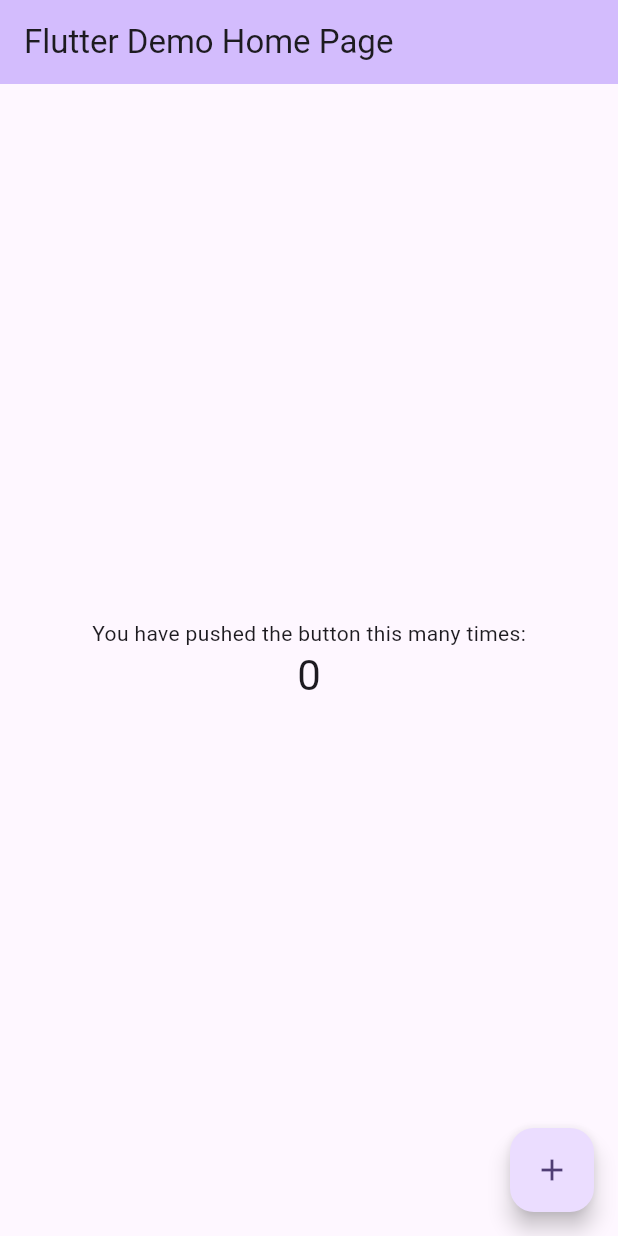
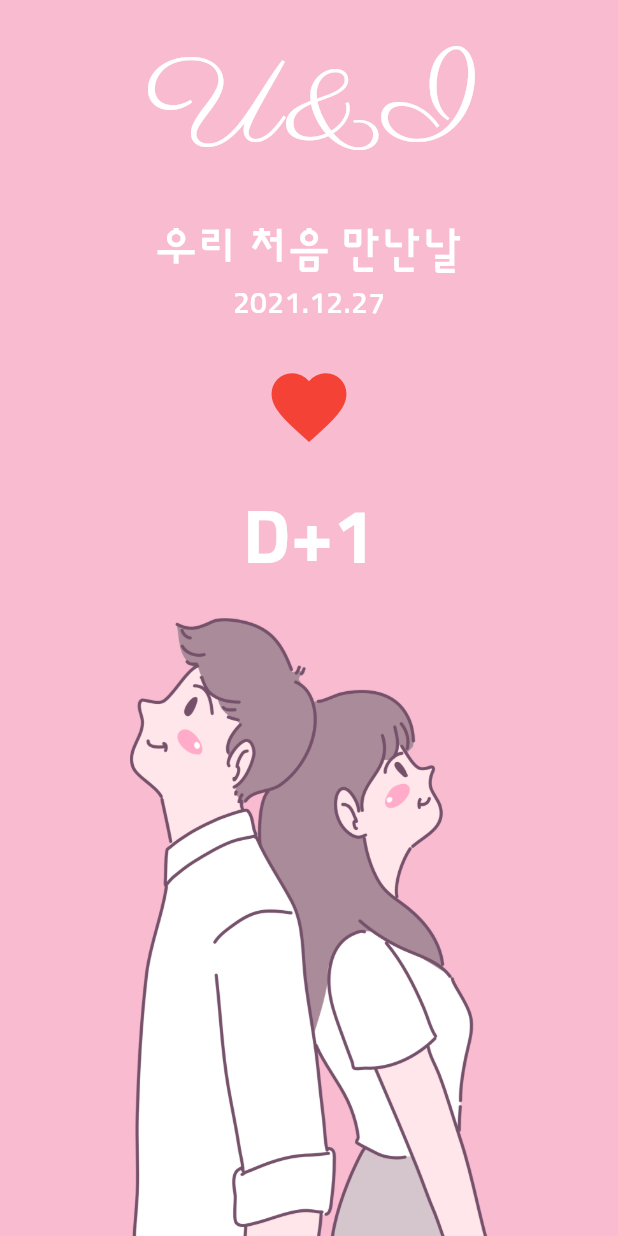
Before and after one commit to chwnnn/flutter-D-day-Calculator, a Flutter app: the screen it shows after launch, on a phone screen of 412 x 824 dp. Run offline on Flutter 3.47's test engine with Material 3 defaults, Android fonts, the phone set to English and light mode, and no system bars.

Commit message:
study day1

```diff
--- a/lib/main.dart
+++ b/lib/main.dart
@@ -1,125 +1,10 @@
 import 'package:flutter/material.dart';
+import 'package:flutter_d_day_calculator/screen/home_screen.dart';
 
 void main() {
-  runApp(const MyApp());
+  runApp(
+    MaterialApp(
+      home: HomeScreen(),
+    ),
+  );
 }
-
-class MyApp extends StatelessWidget {
-  const MyApp({super.key});
-
-  // This widget is the root of your application.
-  @override
-  Widget build(BuildContext context) {
-    return MaterialApp(
-      title: 'Flutter Demo',
-      theme: ThemeData(
-        // This is the theme of your application.
-        //
-        // TRY THIS: Try running your application with "flutter run". You'll see
-        // the application has a purple toolbar. Then, without quitting the app,
-        // try changing the seedColor in the colorScheme below to Colors.green
-        // and then invoke "hot reload" (save your changes or press the "hot
-        // reload" button in a Flutter-supported IDE, or press "r" if you used
-        // the command line to start the app).
-        //
-        // Notice that the counter didn't reset back to zero; the application
-        // state is not lost during the reload. To reset the state, use hot
-        // restart instead.
-        //
-        // This works for code too, not just values: Most code changes can be
-        // tested with just a hot reload.
-        colorScheme: ColorScheme.fromSeed(seedColor: Colors.deepPurple),
-        useMaterial3: true,
-      ),
-      home: const MyHomePage(title: 'Flutter Demo Home Page'),
-    );
-  }
-}
-
-class MyHomePage extends StatefulWidget {
-  const MyHomePage({super.key, required this.title});
-
-  // This widget is the home page of your application. It is stateful, meaning
-  // that it has a State object (defined below) that contains fields that affect
-  // how it looks.
-
-  // This class is the configuration for the state. It holds the values (in this
-  // case the title) provided by the parent (in this case the App widget) and
-  // used by the build method of the State. Fields in a Widget subclass are
-  // always marked "final".
-
-  final String title;
-
-  @override
-  State<MyHomePage> createState() => _MyHomePageState();
-}
-
-class _MyHomePageState extends State<MyHomePage> {
-  int _counter = 0;
-
-  void _incrementCounter() {
-    setState(() {
-      // This call to setState tells the Flutter framework that something has
-      // changed in this State, which causes it to rerun the build method below
-      // so that the display can reflect the updated values. If we changed
-      // _counter without calling setState(), then the build method would not be
-      // called again, and so nothing would appear to happen.
-      _counter++;
-    });
-  }
-
-  @override
-  Widget build(BuildContext context) {
-    // This method is rerun every time setState is called, for instance as done
-    // by the _incrementCounter method above.
-    //
-    // The Flutter framework has been optimized to make rerunning build methods
-    // fast, so that you can just rebuild anything that needs updating rather
-    // than having to individually change instances of widgets.
-    return Scaffold(
-      appBar: AppBar(
-        // TRY THIS: Try changing the color here to a specific color (to
-        // Colors.amber, perhaps?) and trigger a hot reload to see the AppBar
-        // change color while the other colors stay the same.
-        backgroundColor: Theme.of(context).colorScheme.inversePrimary,
-        // Here we take the value from the MyHomePage object that was created by
-        // the App.build method, and use it to set our appbar title.
-        title: Text(widget.title),
-      ),
-      body: Center(
-        // Center is a layout widget. It takes a single child and positions it
-        // in the middle of the parent.
-        child: Column(
-          // Column is also a layout widget. It takes a list of children and
-          // arranges them vertically. By default, it sizes itself to fit its
-          // children horizontally, and tries to be as tall as its parent.
-          //
-          // Column has various properties to control how it sizes itself and
-          // how it positions its children. Here we use mainAxisAlignment to
-          // center the children vertically; the main axis here is the vertical
-          // axis because Columns are vertical (the cross axis would be
-          // horizontal).
-          //
-          // TRY THIS: Invoke "debug painting" (choose the "Toggle Debug Paint"
-          // action in the IDE, or press "p" in the console), to see the
-          // wireframe for each widget.
-          mainAxisAlignment: MainAxisAlignment.center,
-          children: <Widget>[
-            const Text(
-              'You have pushed the button this many times:',
-            ),
-            Text(
-              '$_counter',
-              style: Theme.of(context).textTheme.headlineMedium,
-            ),
-          ],
-        ),
-      ),
-      floatingActionButton: FloatingActionButton(
-        onPressed: _incrementCounter,
-        tooltip: 'Increment',
-        child: const Icon(Icons.add),
-      ), // This trailing comma makes auto-formatting nicer for build methods.
-    );
-  }
-}
--- /dev/null
+++ b/lib/screen/home_screen.dart
@@ -0,0 +1,102 @@
+import 'package:flutter/material.dart';
+
+class HomeScreen extends StatefulWidget {
+  const HomeScreen({super.key});
+
+  @override
+  State<HomeScreen> createState() => _HomeScreenState();
+}
+
+class _HomeScreenState extends State<HomeScreen> {
+  @override
+  Widget build(BuildContext context) {
+    return Scaffold(
+      backgroundColor: Colors.pink[100],
+      body: SafeArea(
+        bottom: false,
+        child: Container(
+          width: MediaQuery.of(context).size.width,
+          child: Column(
+            children: [
+              _TopPart(),
+              _BottomPart(),
+            ],
+          ),
+        ),
+      ),
+    );
+  }
+}
+
+class _TopPart extends StatelessWidget {
+  const _TopPart({super.key});
+
+  @override
+  Widget build(BuildContext context) {
+    return Expanded(
+      child: Column(
+        mainAxisAlignment: MainAxisAlignment.spaceEvenly,
+        children: [
+          Text(
+            'U&I',
+            style: TextStyle(
+              color: Colors.white,
+              fontFamily: 'parisienne',
+              fontSize: 80.0,
+            ),
+          ),
+          Column(
+            children: [
+              Text(
+                '우리 처음 만난날',
+                style: TextStyle(
+                  color: Colors.white,
+                  fontFamily: 'sunflower',
+                  fontSize: 30.0,
+                ),
+              ),
+              Text(
+                '2021.12.27',
+                style: TextStyle(
+                  color: Colors.white,
+                  fontFamily: 'sunflower',
+                  fontSize: 20.0,
+                ),
+              ),
+            ],
+          ),
+          IconButton(
+            iconSize: 60.0,
+            onPressed: () {},
+            icon: Icon(
+              Icons.favorite,
+              color: Colors.red,
+            ),
+          ),
+          Text(
+            'D+1',
+            style: TextStyle(
+              color: Colors.white,
+              fontFamily: 'sunflower',
+              fontSize: 50.0,
+              fontWeight: FontWeight.w700,
+            ),
+          ),
+        ],
+      ),
+    );
+  }
+}
+
+class _BottomPart extends StatelessWidget {
+  const _BottomPart({super.key});
+
+  @override
+  Widget build(BuildContext context) {
+    return Expanded(
+      child: Image.asset(
+        'asset/img/middle_image.png',
+      ),
+    );
+  }
+}
```
Also changed, not shown: pubspec.yaml (+15 -0 lines), asset/font/Parisienne-Regular.ttf (added), asset/font/Sunflower-Bold.ttf (added), asset/font/Sunflower-Light.ttf (added), asset/font/Sunflower-Medium.ttf (added), asset/img/middle_image.png (added).
